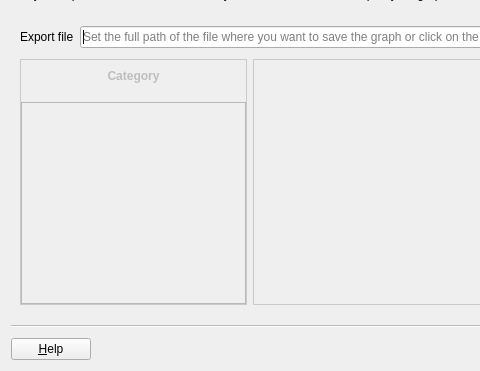
This is plugins/perspective/GraphPerspective/designer/ExportWizard.ui in Tulip-Dev/tulip as Qt 5 draws it before an edit; both pictures show x 0 to 480 and y 87 to 458 of the 879 by 458 pixel window. The edited form follows.
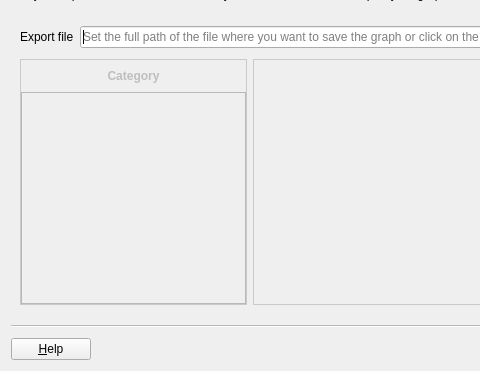
This is the edited form. Icons and pictures are not drawn. Custom widgets are drawn as their Qt base class.

The edit to the form file:
```diff
--- a/plugins/perspective/GraphPerspective/designer/ExportWizard.ui
+++ b/plugins/perspective/GraphPerspective/designer/ExportWizard.ui
@@ -126,7 +126,7 @@
          </property>
          <layout class="QVBoxLayout" name="leftLayout">
           <property name="spacing">
-           <number>10</number>
+           <number>0</number>
           </property>
           <property name="leftMargin">
            <number>0</number>
```
Left out of the diff: 2 changed lines with no effect on the pictures.
